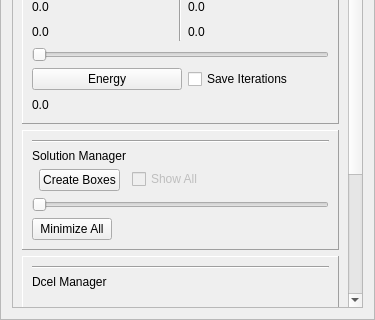
First picture: the form in GUI/managers/enginemanager.ui, repository alemuntoni/HeightFieldDecomposition, before the edit; both pictures show x 0 to 375 and y 766 to 1086 of the 375 by 1086 pixel window.
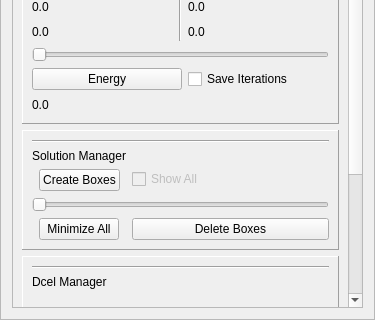
Second picture: the form after the edit.

Commit message: eliminazione boxes

The edit to the form file:
```diff
--- a/GUI/managers/enginemanager.ui
+++ b/GUI/managers/enginemanager.ui
@@ -50,7 +50,7 @@
       <property name="geometry">
        <rect>
         <x>0</x>
-        <y>-274</y>
+        <y>0</y>
         <width>337</width>
         <height>1338</height>
        </rect>
@@ -727,6 +727,13 @@
             </property>
            </widget>
           </item>
+          <item row="4" column="1">
+           <widget class="QPushButton" name="deleteBoxesPushButton">
+            <property name="text">
+             <string>Delete Boxes</string>
+            </property>
+           </widget>
+          </item>
          </layout>
         </widget>
        </item>
```
Left out of the diff: 2 changed lines with no effect on the pictures. The commit also changes 6 other files.
